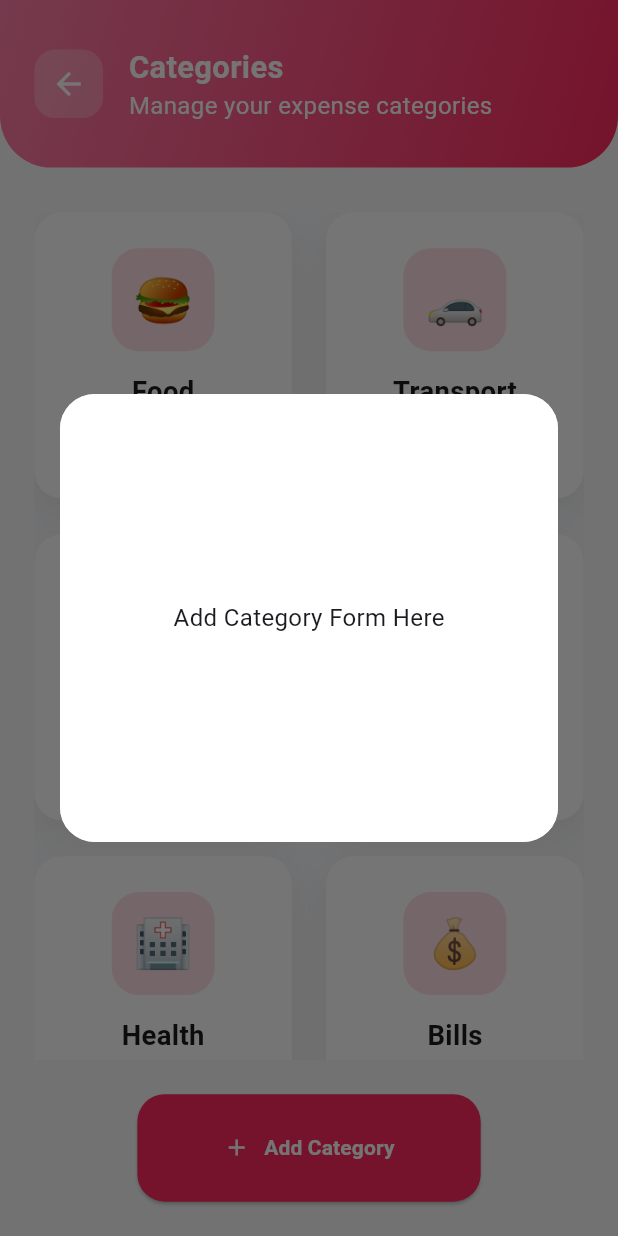
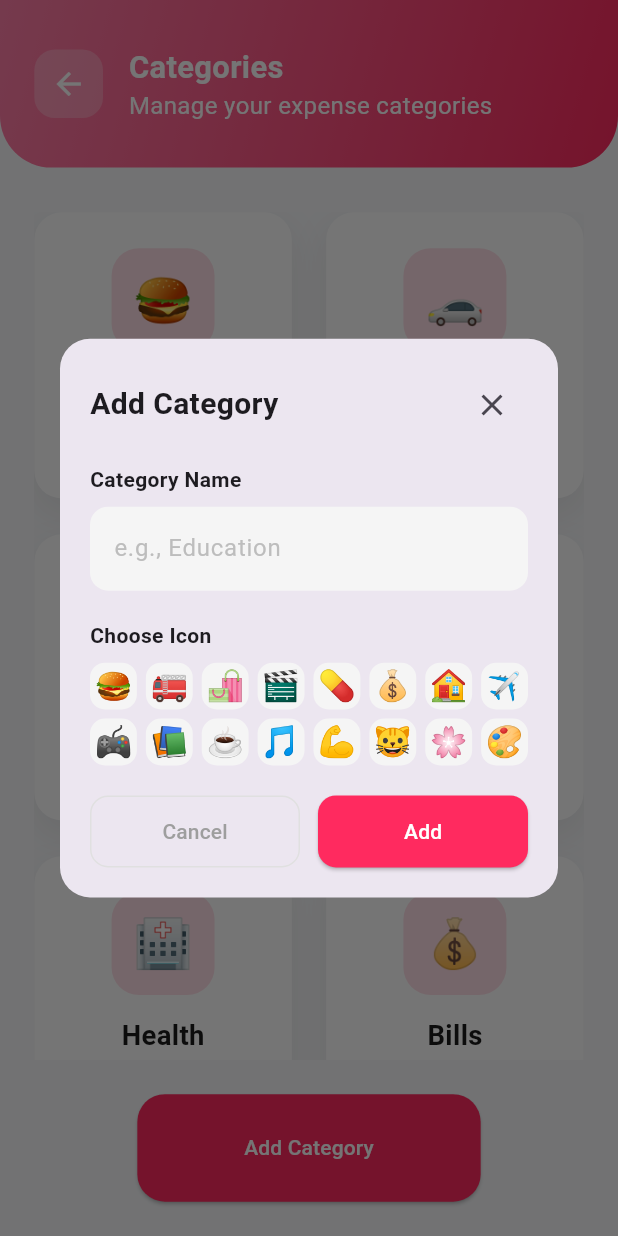
Before and after one commit to sarahmmedd/Banawit, a Flutter app: the CategoriesScreen screen opened directly, after a tap on "Add Category", on a phone screen of 412 x 824 dp. Run offline on Flutter 3.47's test engine with Material 3 defaults, Android fonts, the light colour scheme and no system bars; our stand-ins replace bloc, flutter_screenutil, hive, hive_flutter, percent_indicator; accounts and stored records are empty.

Commit message:
Add category popup

```diff
--- a/lib/features/categories/ui/categories_screen.dart
+++ b/lib/features/categories/ui/categories_screen.dart
@@ -2,36 +2,36 @@ import 'package:flutter/material.dart';
 import 'package:flutter_screenutil/flutter_screenutil.dart';
 import 'package:banawit/core/theme/app_colors.dart';
 import 'widgets/category_card.dart';
+import 'popup.dart';
 
-class CategoriesScreen extends StatelessWidget {
+class CategoriesScreen extends StatefulWidget {
   const CategoriesScreen({super.key});
 
-  // rokaya "dialog"
-  void _showAddCategoryDialog(BuildContext context) {
-    showDialog(
+  @override
+  State<CategoriesScreen> createState() => _CategoriesScreenState();
+}
+
+class _CategoriesScreenState extends State<CategoriesScreen> {
+  List<Map<String, String>> categories = [
+    {"title": "Food", "emoji": "🍔"},
+    {"title": "Transport", "emoji": "🚗"},
+    {"title": "Shopping", "emoji": "🛍️"},
+    {"title": "Entertainment", "emoji": "🎬"},
+    {"title": "Health", "emoji": "🏥"},
+    {"title": "Bills", "emoji": "💰"},
+  ];
+
+  Future<void> _showAddCategoryDialog() async {
+    final result = await showDialog(
       context: context,
-      builder: (context) {
-        return Dialog(
-          shape: RoundedRectangleBorder(
-            borderRadius: BorderRadius.circular(20.r),
-          ),
-          child: Container(
-            height: 250.h,
-            padding: EdgeInsets.all(20.w),
-            decoration: BoxDecoration(
-              color: AppColors.cardBackground,
-              borderRadius: BorderRadius.circular(20.r),
-            ),
-            child: const Center(
-              child: Text(
-                "Add Category Form Here",
-                style: TextStyle(fontSize: 16),
-              ),
-            ),
-          ),
-        );
-      },
+      builder: (context) => const Popup(),
     );
+
+    if (result != null) {
+      setState(() {
+        categories.add(result);
+      });
+    }
   }
 
   @override
@@ -41,7 +41,7 @@ class CategoriesScreen extends StatelessWidget {
       body: SafeArea(
         child: Column(
           children: [
-            //Top Gradient Header
+            /// HEADER
             Container(
               width: double.infinity,
               padding: EdgeInsets.symmetric(horizontal: 20.w, vertical: 25.h),
@@ -101,28 +101,30 @@ class CategoriesScreen extends StatelessWidget {
 
             SizedBox(height: 25.h),
 
-            // Grid
+            /// GRID
             Expanded(
               child: Padding(
                 padding: EdgeInsets.symmetric(horizontal: 20.w),
-                child: GridView.count(
-                  crossAxisCount: 2,
-                  mainAxisSpacing: 20.h,
-                  crossAxisSpacing: 20.w,
-                  childAspectRatio: 0.9,
-                  children: const [
-                    CategoryCard(title: "Food", emoji: "🍔"),
-                    CategoryCard(title: "Transport", emoji: "🚗"),
-                    CategoryCard(title: "Shopping", emoji: "🛍️"),
-                    CategoryCard(title: "Entertainment", emoji: "🎬"),
-                    CategoryCard(title: "Health", emoji: "🏥"),
-                    CategoryCard(title: "Bills", emoji: "💰"),
-                  ],
+                child: GridView.builder(
+                  itemCount: categories.length,
+                  gridDelegate: SliverGridDelegateWithFixedCrossAxisCount(
+                    crossAxisCount: 2,
+                    mainAxisSpacing: 20.h,
+                    crossAxisSpacing: 20.w,
+                    childAspectRatio: 0.9,
+                  ),
+                  itemBuilder: (context, index) {
+                    final category = categories[index];
+                    return CategoryCard(
+                      title: category["title"]!,
+                      emoji: category["emoji"]!,
+                    );
+                  },
                 ),
               ),
             ),
 
-            // Add Category Button
+            /// BUTTON
             Padding(
               padding: EdgeInsets.all(20.w),
               child: SizedBox(
@@ -135,20 +137,10 @@ class CategoriesScreen extends StatelessWidget {
                       borderRadius: BorderRadius.circular(16.r),
                     ),
                   ),
-                  onPressed: () => _showAddCategoryDialog(context),
-                  child: Row(
-                    mainAxisAlignment: MainAxisAlignment.center,
-                    children: [
-                      const Icon(Icons.add, color: AppColors.cardBackground),
-                      SizedBox(width: 8.w),
-                      const Text(
-                        "Add Category",
-                        style: TextStyle(
-                          color: AppColors.cardBackground,
-                          fontWeight: FontWeight.w600,
-                        ),
-                      ),
-                    ],
+                  onPressed: _showAddCategoryDialog,
+                  child: const Text(
+                    "Add Category",
+                    style: TextStyle(color: Colors.white),
                   ),
                 ),
               ),
--- /dev/null
+++ b/lib/features/categories/ui/popup.dart
@@ -0,0 +1,162 @@
+import 'package:banawit/core/theme/app_colors.dart';
+import 'package:flutter/material.dart';
+
+class Popup extends StatefulWidget {
+  const Popup({super.key});
+
+  @override
+  State<Popup> createState() => _PopupState();
+}
+
+class _PopupState extends State<Popup> {
+
+  final TextEditingController _controller = TextEditingController();
+
+  final List<String> _icons = const [
+    '🍔','🚒','🛍','🎬','💊','💰','🏠','✈️',
+    '🎮','📚','☕️','🎵','💪','🐱','🌸','🎨',
+  ];
+
+  String selectedIcon = '🍔';
+
+  @override
+  Widget build(BuildContext context) {
+     return  Dialog(
+      shape: RoundedRectangleBorder(borderRadius: BorderRadius.circular(20)),
+      child: Padding(
+        padding: EdgeInsets.all(20),
+        child: SingleChildScrollView(
+          child: Column(
+            mainAxisSize: MainAxisSize.min,
+            crossAxisAlignment: CrossAxisAlignment.start,
+            children: [
+
+              // ---- Header ----
+              Row(
+                mainAxisAlignment: MainAxisAlignment.spaceBetween,
+                children: [
+                   Text(
+                    'Add Category',
+                    style: TextStyle(fontSize: 20, fontWeight: FontWeight.bold),
+                  ),
+                  IconButton(
+                    icon: Icon(Icons.close),
+                    onPressed: () => Navigator.pop(context),
+                  ),
+                ],
+              ),
+               SizedBox(height: 16),
+
+              // ---- Category Name ----
+               Text(
+                'Category Name',
+                style: TextStyle(fontWeight: FontWeight.w600, fontSize: 14),
+              ),
+               SizedBox(height: 8),
+              TextField(
+                decoration: InputDecoration(
+                  hintText: 'e.g., Education',
+                  hintStyle: TextStyle(color: Colors.grey[400]),
+                  filled: true,
+                  fillColor: Colors.grey[100],
+                  border: OutlineInputBorder(
+                    borderRadius: BorderRadius.circular(12),
+                    borderSide: BorderSide.none,
+                  ),
+                ),
+              ),
+               SizedBox(height: 20),
+
+              // ---- Choose Icon ----
+               Text(
+                'Choose Icon',
+                style: TextStyle(fontWeight: FontWeight.w600, fontSize: 14),
+              ),
+               SizedBox(height: 8),
+              GridView.builder(
+                shrinkWrap: true,
+                physics:  NeverScrollableScrollPhysics(),
+                gridDelegate:  SliverGridDelegateWithFixedCrossAxisCount(
+                  crossAxisCount: 8,
+                  crossAxisSpacing: 6,
+                  mainAxisSpacing: 6,
+                ),
+                itemCount: _icons.length,
+                itemBuilder: (context, index) {
+                  final icon = _icons[index];
+                  return GestureDetector(
+                    onTap: () {}, // هيتكتب في الـ Cubit
+                    child: Container(
+                      decoration: BoxDecoration(
+                        color: Colors.grey[100],
+                        borderRadius: BorderRadius.circular(10),
+                      ),
+                      child: Center(
+                        child: Text(icon, style: const TextStyle(fontSize: 20)),
+                      ),
+                    ),
+                  );
+                },
+              ),
+               SizedBox(height: 20),
+
+              // ---- Preview ----
+              // Container(
+              //   width: double.infinity,
+              //   padding:  EdgeInsets.symmetric(vertical: 20),
+              //   decoration: BoxDecoration(
+              //     color:  Color(0xFFFCE4EC),
+              //     borderRadius: BorderRadius.circular(16),
+              //   ),
+              //   child: Column(
+              //     children: [
+              //       Text(
+              //         'Preview',
+              //         style: TextStyle(color: Colors.grey, fontWeight: FontWeight.w500),
+              //       ),
+              //       SizedBox(height: 12),
+              //       // الأيكون والاسم هيجوا من الـ Cubit
+              //     ],
+              //   ),
+              // ),
+              // const SizedBox(height: 20),
+              // ---- Buttons ----
+              Row(
+                children: [
+                  Expanded(
+                    child: OutlinedButton(
+                      onPressed: () => Navigator.pop(context),
+                      style: OutlinedButton.styleFrom(
+                        padding:  EdgeInsets.symmetric(vertical: 14),
+                        shape: RoundedRectangleBorder(
+                          borderRadius: BorderRadius.circular(12),
+                        ),
+                        side: BorderSide(color: Colors.grey[300]!),
+                      ),
+                      child:  Text('Cancel', style: TextStyle(color: Colors.grey)),
+                    ),
+                  ),
+                   SizedBox(width: 12),
+                  Expanded(
+                    child: ElevatedButton(
+                      onPressed: () {}, // هيتكتب في الـ Cubit
+                      style: ElevatedButton.styleFrom(
+                        padding:  EdgeInsets.symmetric(vertical: 14),
+                        backgroundColor: AppColors.primary,
+                        shape: RoundedRectangleBorder(
+                          borderRadius: BorderRadius.circular(12),
+                        ),
+                      ),
+                      child:  Text('Add', style: TextStyle(color: Colors.white)),
+                    ),
+                  ),
+                ],
+              ),
+
+            ],
+          ),
+        ),
+      ),
+    );
+  }
+}
```
